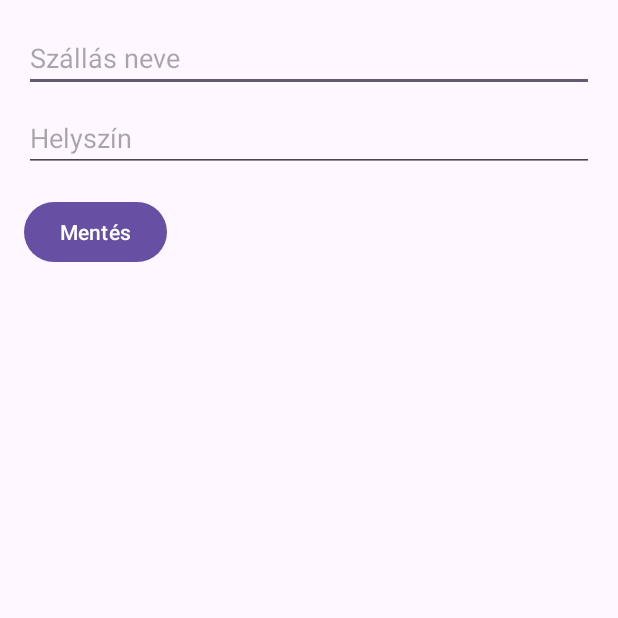
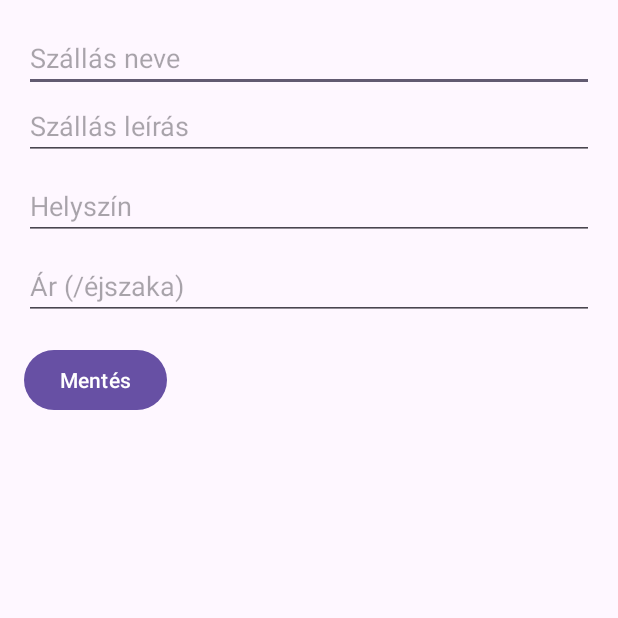
Before and after one commit to Szabolcs11/szallasapp, an Android app: the EditHotelActivity screen opened directly, with no data from a screen before it, on a phone screen of 412 x 824 dp, the top half of it. Run offline under Robolectric (Android 15) with nearby library versions, the phone set to English and light mode, and no system bars; our stand-ins replace Firebase (no records; nobody signed in at launch, a user with empty details on screens opened directly).

Commit message:
Expand editHotelActivity with fields

```diff
--- a/app/src/main/java/com/example/szallasapp/EditHotelActivity.java
+++ b/app/src/main/java/com/example/szallasapp/EditHotelActivity.java
@@ -10,7 +10,7 @@ import androidx.appcompat.app.AppCompatActivity;
 import com.google.firebase.firestore.FirebaseFirestore;
 
 public class EditHotelActivity extends AppCompatActivity {
-    private EditText nameEditText, locationEditText;
+    private EditText nameEditText, locationEditText, descriptionEditText, priceEditText;
     private Button saveButton;
     private String hotelId;
 
@@ -21,6 +21,8 @@ public class EditHotelActivity extends AppCompatActivity {
 
         nameEditText = findViewById(R.id.editHotelName);
         locationEditText = findViewById(R.id.editHotelLocation);
+        descriptionEditText = findViewById(R.id.editHotelDescription);
+        priceEditText = findViewById(R.id.editHotelPrice);
         saveButton = findViewById(R.id.saveHotelButton);
 
         hotelId = getIntent().getStringExtra("hotel_id");
@@ -30,15 +32,19 @@ public class EditHotelActivity extends AppCompatActivity {
                     if (doc.exists()) {
                         nameEditText.setText(doc.getString("name"));
                         locationEditText.setText(doc.getString("location"));
+                        descriptionEditText.setText(doc.getString("description"));
+                        priceEditText.setText(doc.getString("price"));
                     }
                 });
 
         saveButton.setOnClickListener(v -> {
             String updatedName = nameEditText.getText().toString();
             String updatedLocation = locationEditText.getText().toString();
+            String updatedDescription = descriptionEditText.getText().toString();
+            String updatedPrice = priceEditText.getText().toString();
 
             FirebaseFirestore.getInstance().collection("hotels").document(hotelId)
-                    .update("name", updatedName, "location", updatedLocation)
+                    .update("name", updatedName, "location", updatedLocation, "description", updatedDescription, "price", updatedPrice)
                     .addOnSuccessListener(aVoid -> {
                         Toast.makeText(this, "Szállás frissítve!", Toast.LENGTH_SHORT).show();
                         finish(); // return to previous screen
--- a/app/src/main/res/layout/activity_edit_hotel.xml
+++ b/app/src/main/res/layout/activity_edit_hotel.xml
@@ -11,10 +11,24 @@
         android:layout_height="wrap_content" />
 
     <EditText
+        android:id="@+id/editHotelDescription"
+        android:hint="Szállás leírás"
+        android:layout_width="match_parent"
+        android:layout_height="wrap_content" />
+
+    <EditText
         android:id="@+id/editHotelLocation"
         android:hint="Helyszín"
         android:layout_width="match_parent"
         android:layout_height="wrap_content"
+        android:layout_marginTop="8dp" />
+
+    <EditText
+        android:id="@+id/editHotelPrice"
+        android:hint="Ár (/éjszaka)"
+        android:layout_width="match_parent"
+        android:layout_height="wrap_content"
+        android:inputType="numberDecimal"
         android:layout_marginTop="8dp" />
 
     <Button
```
